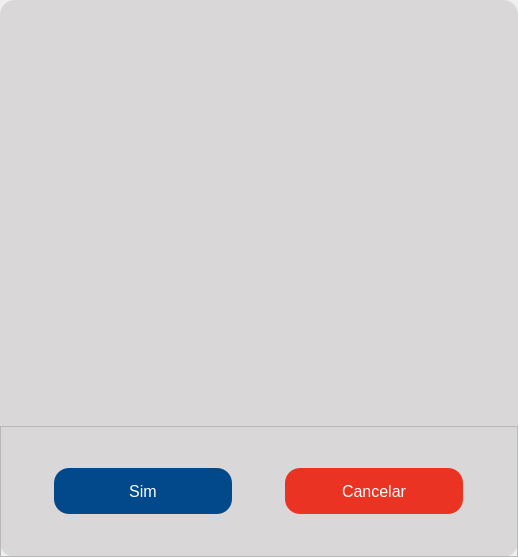
Senac-SOR-ADS/Mapa-de-Sala, file App/view/ui/telaConfirmacao.ui: the form before one commit.
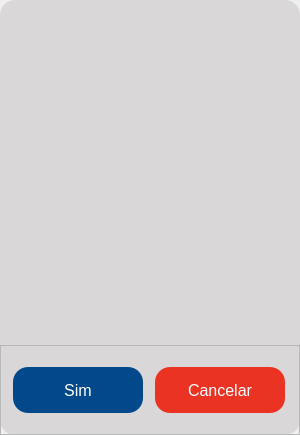
The form after the commit. Icons and pictures are not drawn.

Diff of the .ui file:
```diff
--- a/App/view/ui/telaConfirmacao.ui
+++ b/App/view/ui/telaConfirmacao.ui
@@ -6,8 +6,8 @@
    <rect>
     <x>0</x>
     <y>0</y>
-    <width>518</width>
-    <height>557</height>
+    <width>300</width>
+    <height>435</height>
    </rect>
   </property>
   <property name="windowTitle">
@@ -133,13 +133,13 @@
        <widget class="QLabel" name="titulo">
         <property name="minimumSize">
          <size>
-          <width>400</width>
+          <width>300</width>
           <height>0</height>
          </size>
         </property>
         <property name="maximumSize">
          <size>
-          <width>400</width>
+          <width>300</width>
           <height>16777215</height>
          </size>
         </property>
@@ -166,13 +166,13 @@
        <widget class="QLabel" name="aviso">
         <property name="minimumSize">
          <size>
-          <width>500</width>
+          <width>300</width>
           <height>0</height>
          </size>
         </property>
         <property name="maximumSize">
          <size>
-          <width>500</width>
+          <width>300</width>
           <height>16777215</height>
          </size>
         </property>
@@ -232,13 +232,13 @@
           <widget class="QPushButton" name="btnOk">
            <property name="minimumSize">
             <size>
-             <width>178</width>
+             <width>130</width>
              <height>46</height>
             </size>
            </property>
            <property name="maximumSize">
             <size>
-             <width>178</width>
+             <width>130</width>
              <height>46</height>
             </size>
            </property>
@@ -259,13 +259,13 @@
           <widget class="QPushButton" name="btnCancelar">
            <property name="minimumSize">
             <size>
-             <width>178</width>
+             <width>130</width>
              <height>46</height>
             </size>
            </property>
            <property name="maximumSize">
             <size>
-             <width>178</width>
+             <width>130</width>
              <height>46</height>
             </size>
            </property>
```
